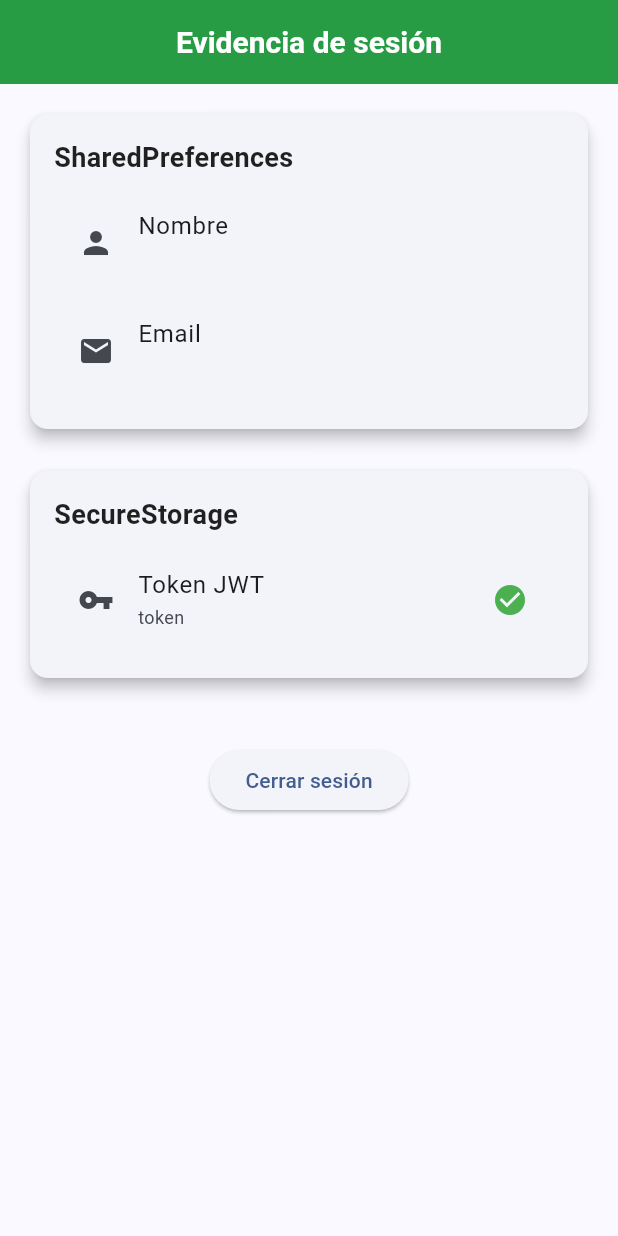
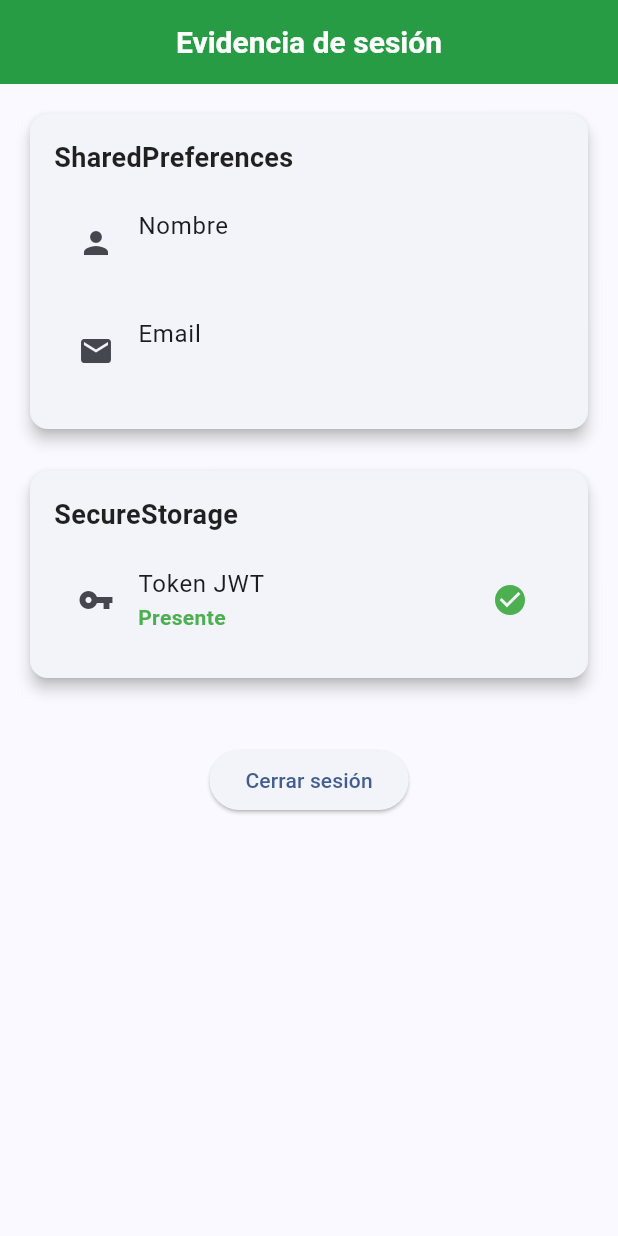
Before and after one commit to PedroQT/talleresmoviles, a Flutter app: the EvidenceView screen opened by its route, on a phone screen of 412 x 824 dp. Run offline on Flutter 3.47's test engine with Material 3 defaults, Android fonts, the phone set to English and light mode, and no system bars; our stand-ins replace flutter_dotenv, flutter_secure_storage, go_router, shared_preferences; accounts and stored records are empty.

Commit message:
fix: vista del token

```diff
--- a/lib/views/evidence/evidence_view.dart
+++ b/lib/views/evidence/evidence_view.dart
@@ -96,7 +96,9 @@ class _EvidenceViewState extends State<EvidenceView> {
                       ListTile(
                         leading: const Icon(Icons.vpn_key),
                         title: Text('Token JWT'),
-                        subtitle: Text(token ?? 'No disponible', style: const TextStyle(fontSize: 12)),
+                        subtitle: hasToken
+                            ? const Text('Presente', style: TextStyle(color: Colors.green, fontWeight: FontWeight.bold))
+                            : const Text('No disponible', style: TextStyle(color: Colors.red)),
                         trailing: hasToken
                             ? const Icon(Icons.check_circle, color: Colors.green)
                             : const Icon(Icons.cancel, color: Colors.red),
```
